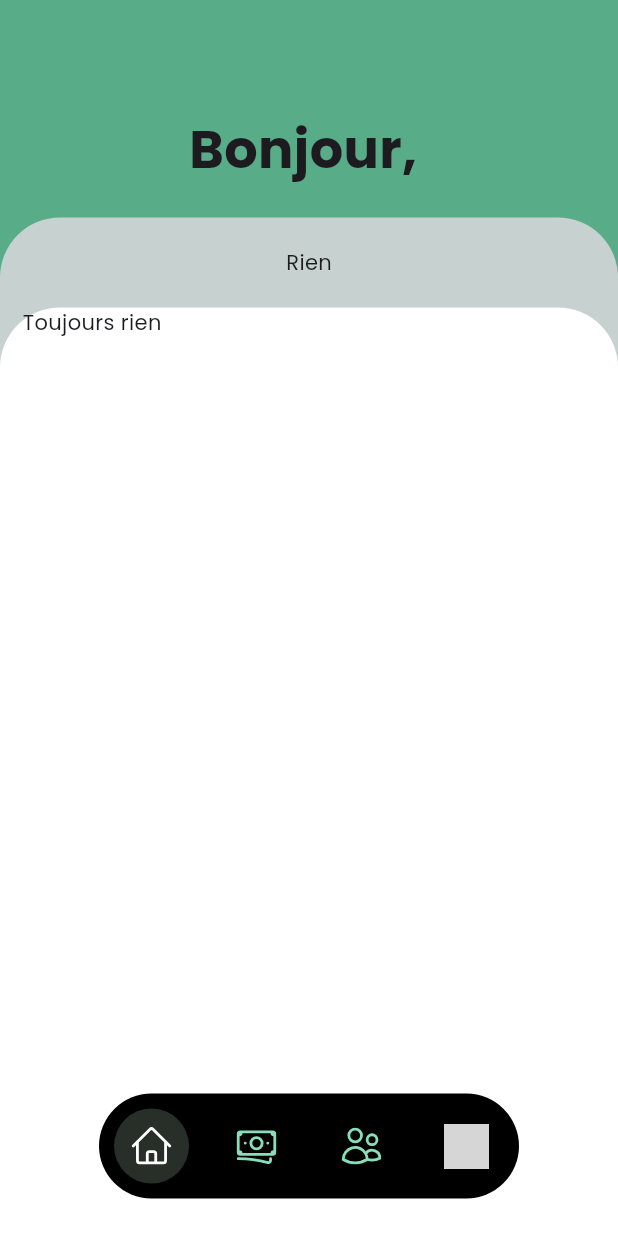
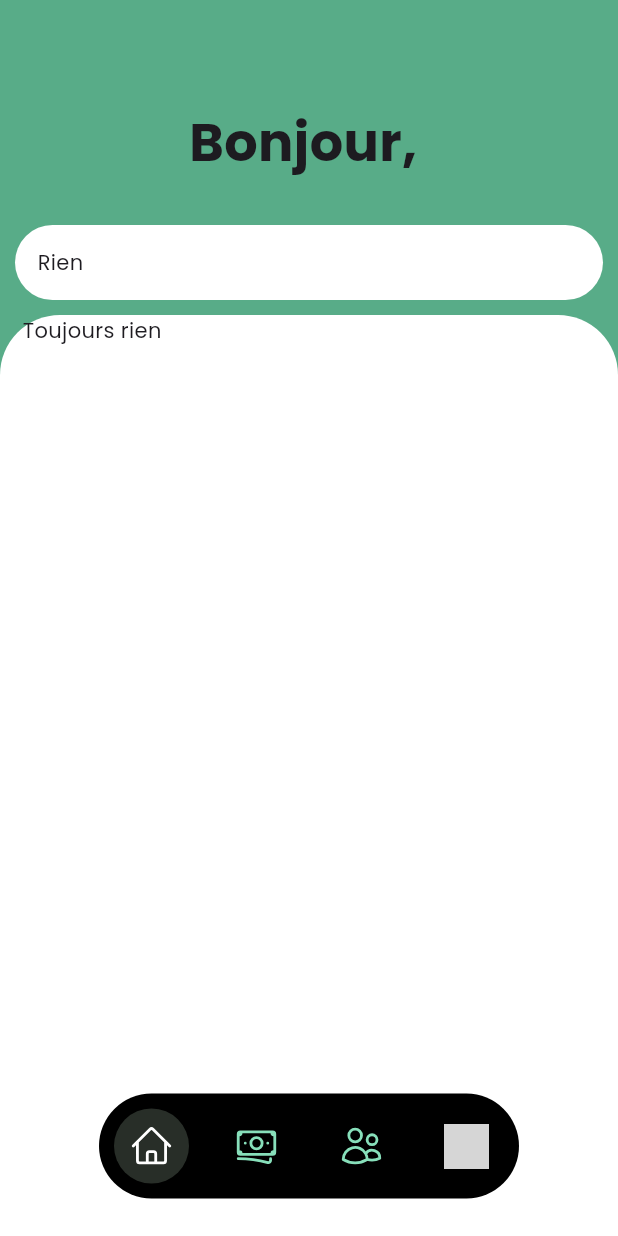
Before and after one commit to mael-grn/Projet-Picsou, a Flutter app: the GlobalLayout screen opened directly, on a phone screen of 412 x 824 dp. Run offline on Flutter 3.47's test engine with Material 3 defaults, Android fonts, the phone set to English and light mode, and no system bars; our stand-ins replace cookie_jar, flutter_svg, loading_animation_widget, shared_preferences; missing offline and left inert: restart_app; accounts and stored records are empty; network calls fail; grey boxes are pictures that could not be loaded.

Commit message:
amélioration main page layout

```diff
--- a/lib/widgets/ui/main_page_layout_widget.dart
+++ b/lib/widgets/ui/main_page_layout_widget.dart
@@ -1,8 +1,9 @@
     import 'package:flutter/material.dart';
     import 'package:projet_picsou/core/theme/app_theme.dart';
+    import '../animations/scale_animation_widget.dart';
     import '../animations/slide_up_animation_widget.dart';
 
-class MainPageLayoutWidget extends StatelessWidget {
+    class MainPageLayoutWidget extends StatefulWidget {
       final Widget groundFloor;
       final Widget firstFloor;
       final Widget secondFloor;
@@ -15,39 +16,91 @@ class MainPageLayoutWidget extends StatelessWidget {
       });
 
       @override
+      State<MainPageLayoutWidget> createState() => _MainPageLayoutWidgetState();
+    }
+
+    class _MainPageLayoutWidgetState extends State<MainPageLayoutWidget> with TickerProviderStateMixin {
+      final ScrollController _scrollController = ScrollController();
+      double _opacity = 1.0;
+
+      @override
+      void initState() {
+        super.initState();
+        _scrollController.addListener(_onScroll);
+      }
+
+      void _onScroll() {
+        double offset = _scrollController.offset;
+        double fadeStart = 0;
+        double fadeEnd = 80; // Ajuste la distance de disparition
+        double newOpacity = 1.0;
+
+        if (offset <= fadeStart) {
+          newOpacity = 1.0;
+        } else if (offset >= fadeEnd) {
+          newOpacity = 0.0;
+        } else {
+          newOpacity = 1.0 - ((offset - fadeStart) / (fadeEnd - fadeStart));
+        }
+
+        if (newOpacity != _opacity) {
+          setState(() {
+            _opacity = newOpacity;
+          });
+        }
+      }
+
+      @override
+      void dispose() {
+        _scrollController.dispose();
+        super.dispose();
+      }
+
+      @override
       Widget build(BuildContext context) {
-
         return Container(
           width: double.infinity,
           color: primaryColor,
           child: Column(
             mainAxisAlignment: MainAxisAlignment.start,
             children: [
-          Padding(
-            padding: EdgeInsets.fromLTRB(15, 75, 15, 20),
-            child: secondFloor,
+              SizedBox(height: 50),
+              AnimatedSize(
+                duration: Duration(milliseconds: 250),
+                curve: Curves.ease,
+                alignment: Alignment.topCenter,
+                child: _opacity > 0
+                    ? AnimatedOpacity(
+                        opacity: _opacity,
+                        duration: Duration(milliseconds: 250),
+                        child: Padding(
+                          padding: EdgeInsets.fromLTRB(15, 20, 15, 20),
+                          child: widget.secondFloor,
                         ),
-
+                      )
+                    : SizedBox.shrink(),
+              ),
               Expanded(
-            child: SlideUpAnimationWidget(
-              child: Container(
-                width: double.infinity,
-                decoration: BoxDecoration(
-                  borderRadius: const BorderRadius.only(
-                    topLeft: Radius.circular(40),
-                    topRight: Radius.circular(40),
-                  ),
-                  color: backgroundVariantColor,
-                ),
                 child: Column(
                   children: [
                     Padding(
-                      padding: EdgeInsets.fromLTRB(15, 20, 15, 20),
-                      child: firstFloor,
+                      padding: EdgeInsets.all(10),
+                      child: ScaleAnimationWidget(
+                        child: Container(
+                          width: double.infinity,
+                          padding: EdgeInsets.all(15),
+                          decoration: BoxDecoration(
+                            borderRadius: const BorderRadius.all(
+                              Radius.circular(25),
+                            ),
+                            color: backgroundColor,
+                          ),
+                          child: widget.firstFloor,
+                        ),
+                      ),
                     ),
                     Expanded(
                       child: SlideUpAnimationWidget(
-                        duration: Duration(milliseconds: 1000),
                         child: Container(
                           width: double.infinity,
                           padding: EdgeInsets.fromLTRB(15, 0, 15, 0),
@@ -58,13 +111,22 @@ class MainPageLayoutWidget extends StatelessWidget {
                             ),
                             color: backgroundColor,
                           ),
-                          child: groundFloor,
+                          child: NotificationListener<ScrollNotification>(
+                            onNotification: (scrollNotification) {
+                              if (scrollNotification is ScrollUpdateNotification) {
+                                _onScroll();
+                              }
+                              return false;
+                            },
+                            child: SingleChildScrollView(
+                              controller: _scrollController,
+                              child: widget.groundFloor,
+                            ),
+                          ),
                         ),
                       ),
                     ),
                   ],
-                ),
-              ),
                 ),
               ),
             ],
```
Lines whose indentation alone changed are shown as unchanged.
